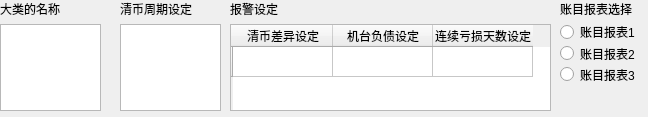
First picture: the form in UiFiles/TassetSetupViewItemTable.ui, repository adamgliea/TentertainmentManagement, before the edit.
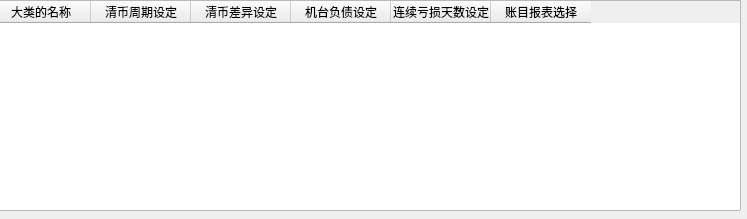
Second picture: the form after the edit.

Commit message: 1. Update all the class names of the ui files. 2. Setup TassetSetupPanel.

Diff of the .ui file:
```diff
--- a/UiFiles/TassetSetupViewItemTable.ui
+++ b/UiFiles/TassetSetupViewItemTable.ui
@@ -6,8 +6,8 @@
    <rect>
     <x>0</x>
     <y>0</y>
-    <width>648</width>
-    <height>117</height>
+    <width>747</width>
+    <height>219</height>
    </rect>
   </property>
   <property name="windowTitle">
@@ -16,45 +16,25 @@
   <widget class="QWidget" name="layoutWidget">
    <property name="geometry">
     <rect>
-     <x>230</x>
+     <x>-10</x>
      <y>0</y>
-     <width>321</width>
-     <height>111</height>
+     <width>751</width>
+     <height>211</height>
     </rect>
    </property>
    <layout class="QVBoxLayout" name="verticalLayout_4">
     <item>
-     <widget class="QLabel" name="m_warningSetupLabel">
-      <property name="text">
-       <string>报警设定</string>
-      </property>
-     </widget>
-    </item>
-    <item>
-     <widget class="QTableWidget" name="m_warningSetupTableWidget">
-      <property name="enabled">
-       <bool>true</bool>
-      </property>
-      <property name="sizePolicy">
-       <sizepolicy hsizetype="Expanding" vsizetype="Expanding">
-        <horstretch>0</horstretch>
-        <verstretch>0</verstretch>
-       </sizepolicy>
-      </property>
-      <property name="autoScroll">
-       <bool>true</bool>
-      </property>
-      <property name="cornerButtonEnabled">
-       <bool>true</bool>
-      </property>
-      <attribute name="horizontalHeaderCascadingSectionResizes">
-       <bool>false</bool>
-      </attribute>
-      <row>
+     <widget class="QTableWidget" name="tableWidget">
+      <column>
        <property name="text">
-        <string/>
+        <string>大类的名称</string>
        </property>
-      </row>
+      </column>
+      <column>
+       <property name="text">
+        <string>清币周期设定</string>
+       </property>
+      </column>
       <column>
        <property name="text">
         <string>清币差异设定</string>
@@ -70,98 +50,15 @@
         <string>连续亏损天数设定</string>
        </property>
       </column>
+      <column>
+       <property name="text">
+        <string>账目报表选择</string>
+       </property>
+      </column>
      </widget>
     </item>
    </layout>
   </widget>
-  <widget class="QWidget" name="layoutWidget">
-   <property name="geometry">
-    <rect>
-     <x>0</x>
-     <y>0</y>
-     <width>101</width>
-     <height>111</height>
-    </rect>
-   </property>
-   <layout class="QVBoxLayout" name="verticalLayout">
-    <item>
-     <widget class="QLabel" name="m_inputCategoryNameLabel">
-      <property name="text">
-       <string>大类的名称</string>
-      </property>
-     </widget>
-    </item>
-    <item>
-     <widget class="QTextEdit" name="m_inputCategoryNameLabelTextEdit"/>
-    </item>
-   </layout>
-  </widget>
-  <widget class="QWidget" name="layoutWidget">
-   <property name="geometry">
-    <rect>
-     <x>120</x>
-     <y>0</y>
-     <width>101</width>
-     <height>111</height>
-    </rect>
-   </property>
-   <layout class="QVBoxLayout" name="verticalLayout_3">
-    <item>
-     <widget class="QLabel" name="m_clearCoinPeriodSetupLabel">
-      <property name="text">
-       <string>清币周期设定</string>
-      </property>
-     </widget>
-    </item>
-    <item>
-     <widget class="QTextEdit" name="m_clearCoinPeriodSetupTextEdit"/>
-    </item>
-   </layout>
-  </widget>
-  <widget class="QWidget" name="layoutWidget">
-   <property name="geometry">
-    <rect>
-     <x>560</x>
-     <y>0</y>
-     <width>81</width>
-     <height>82</height>
-    </rect>
-   </property>
-   <layout class="QVBoxLayout" name="verticalLayout_6">
-    <item>
-     <widget class="QLabel" name="m_accountSelectionLabel">
-      <property name="text">
-       <string>账目报表选择</string>
-      </property>
-     </widget>
-    </item>
-    <item>
-     <layout class="QVBoxLayout" name="verticalLayout_5">
-      <item>
-       <widget class="QRadioButton" name="m_accountSelectionRadioButton1">
-        <property name="text">
-         <string>账目报表1</string>
-        </property>
-       </widget>
-      </item>
-      <item>
-       <widget class="QRadioButton" name="m_accountSelectionRadioButton2">
-        <property name="text">
-         <string>账目报表2</string>
-        </property>
-       </widget>
-      </item>
-      <item>
-       <widget class="QRadioButton" name="m_accountSelectionRadioButton3">
-        <property name="text">
-         <string>账目报表3</string>
-        </property>
-       </widget>
-      </item>
-     </layout>
-    </item>
-   </layout>
-  </widget>
  </widget>
  <resources/>
  <connections/>
```
Left out of the diff: 8 changed lines with no effect on the pictures. The commit also changes 47 other files.
